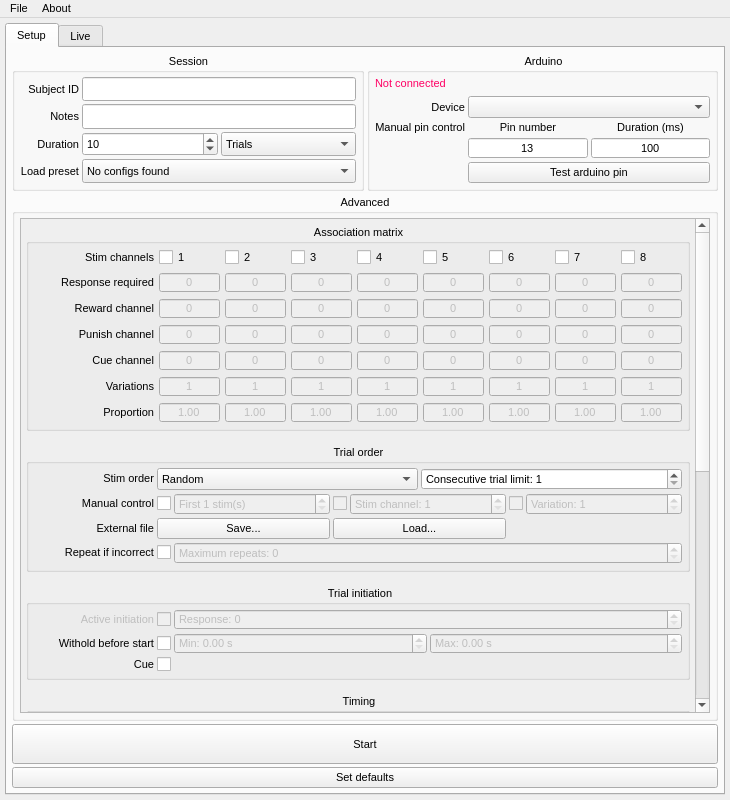
Above: GUI/GUI.ui from llerussell/PyBehaviour before the change. Below: the same form after it.
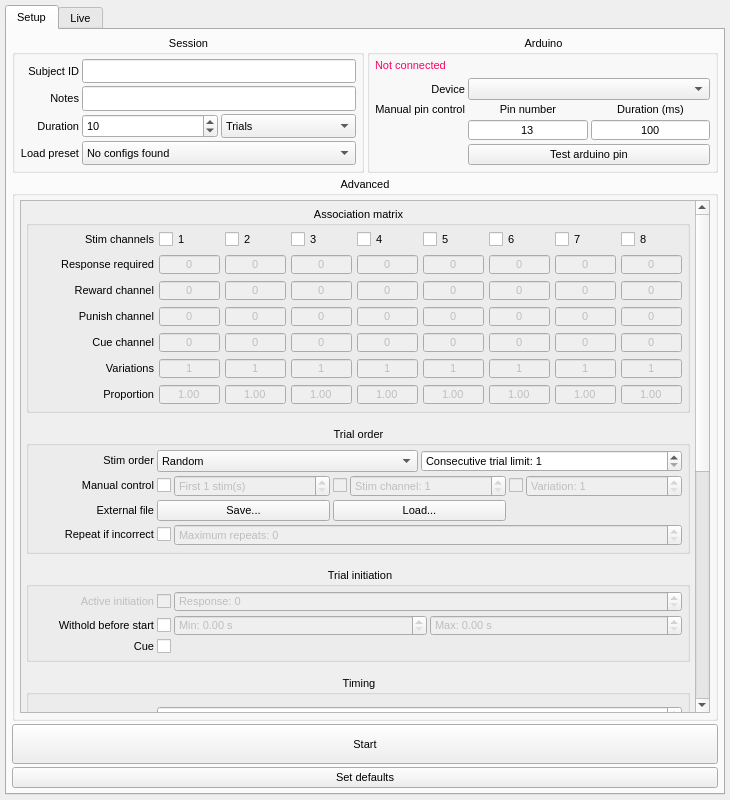
That is the form after the change.

Commit message: remove menu bar

```diff
--- a/GUI/GUI.ui
+++ b/GUI/GUI.ui
@@ -4460,32 +4460,6 @@
     </item>
    </layout>
   </widget>
-  <widget class="QMenuBar" name="menubar">
-   <property name="geometry">
-    <rect>
-     <x>0</x>
-     <y>0</y>
-     <width>730</width>
-     <height>22</height>
-    </rect>
-   </property>
-   <widget class="QMenu" name="menuFile">
-    <property name="title">
-     <string>File</string>
-    </property>
-    <addaction name="actionFile"/>
-    <addaction name="actionOpen"/>
-    <addaction name="actionSave"/>
-   </widget>
-   <widget class="QMenu" name="menuAbout">
-    <property name="title">
-     <string>About</string>
-    </property>
-    <addaction name="actionUs"/>
-   </widget>
-   <addaction name="menuFile"/>
-   <addaction name="menuAbout"/>
-  </widget>
   <action name="actionFile">
    <property name="text">
     <string>New</string>
```
The commit also changes 1 other file.
